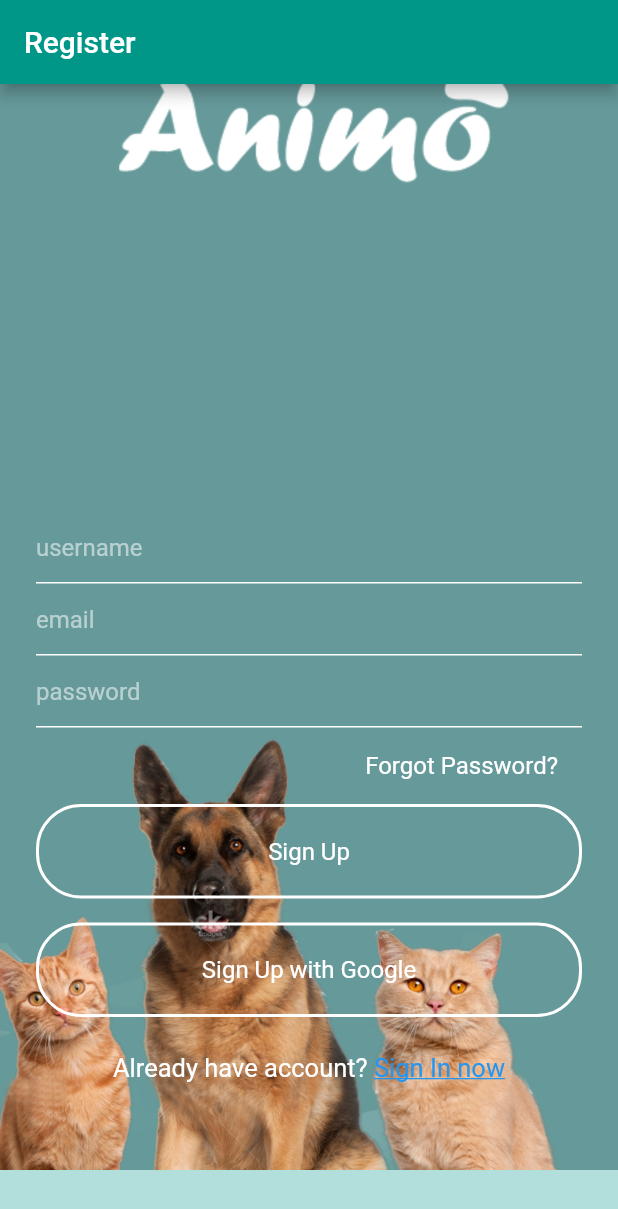
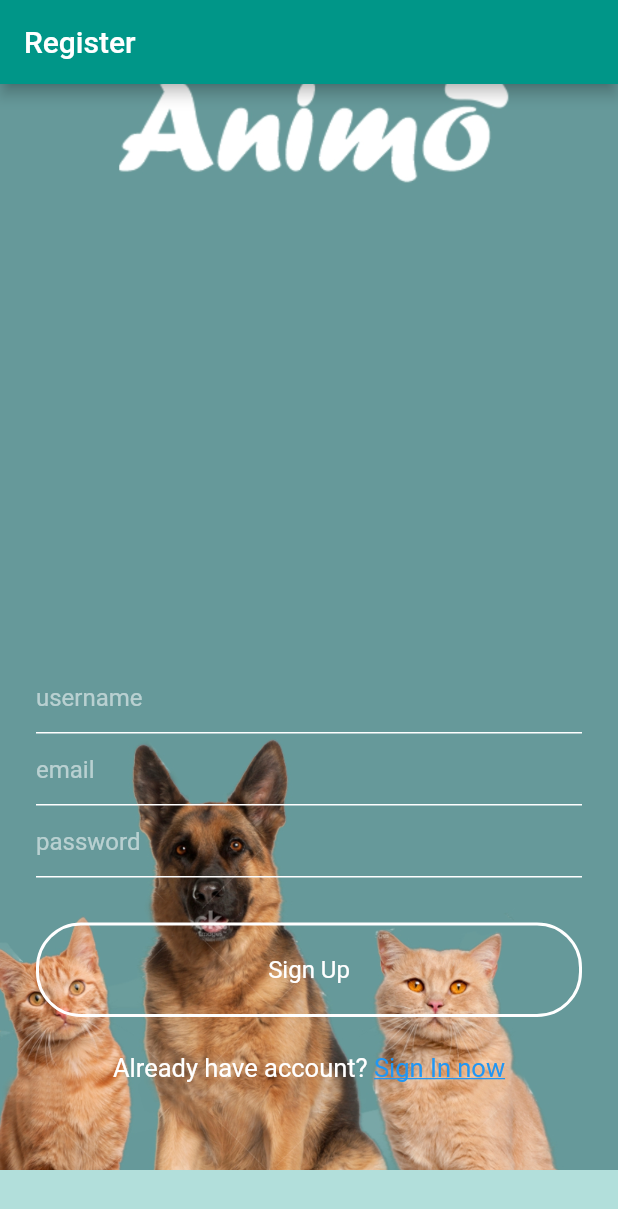
Before and after one commit to PrayogaBismaPutraSeza/animoProyek, a Flutter app: the screen it shows after launch, after a tap on "Sign In", after a tap on "Register now", on a phone screen of 412 x 824 dp. Shown: the top 1209 px of the screen. Run offline on Flutter 3.47's test engine with Material 2 defaults, Android fonts, the phone set to English and light mode, and no system bars; our stand-ins replace cloud_firestore, firebase_auth, google_maps_flutter, shared_preferences; accounts and stored records are empty; Roboto replaces fonts that are missing (OverpassRegular).

Commit message:
forgot password

```diff
--- a/lib/view/signin.dart
+++ b/lib/view/signin.dart
@@ -156,23 +156,6 @@ class _SignInState extends State<SignIn> {
                     ),
                   ),
                   SizedBox(height: 16,),
-                  Container(
-                    alignment: Alignment.center,
-                    width: MediaQuery.of(context).size.width,
-                    padding: EdgeInsets.symmetric(vertical: 20),
-                    decoration: BoxDecoration(
-                      border: Border.all(
-                        color: Colors.white,
-                        width: 2,
-                      ),
-                      borderRadius: BorderRadius.circular(30),
-                    ),
-                    child: Text("Sign In with Google", style: TextStyle(
-                      color: Colors.white,
-                      fontSize: 16,
-                    ),),
-                  ),
-                  SizedBox(height: 16,),
                   Row(
                     mainAxisAlignment: MainAxisAlignment.center,
                     children: [
--- a/lib/view/singup.dart
+++ b/lib/view/singup.dart
@@ -112,15 +112,7 @@ class _SignUpState extends State<SignUp> {
                         ],
                       ),
                   ),
-                  SizedBox(height: 8,),
-                  Container(
-                    alignment: Alignment.centerRight,
-                    child: Container(
-                      padding: EdgeInsets.symmetric(horizontal: 16,vertical: 8),
-                      child: Text("Forgot Password?", style: simpleTextStyle(),),
-                    ),
-                  ),
-                  SizedBox(height: 8,),
+                  SizedBox(height: 30,),
                   GestureDetector(
                     onTap: (){
                       signMeUp();
@@ -138,23 +130,6 @@ class _SignUpState extends State<SignUp> {
                     ),
                       child: Text("Sign Up", style: simpleTextStyle(),),
                     ),
-                  ),
-                  SizedBox(height: 16,),
-                  Container(
-                    alignment: Alignment.center,
-                    width: MediaQuery.of(context).size.width,
-                    padding: EdgeInsets.symmetric(vertical: 20),
-                    decoration: BoxDecoration(
-                      border: Border.all(
-                        color: Colors.white,
-                        width: 2,
-                      ),
-                      borderRadius: BorderRadius.circular(30),
-                    ),
-                    child: Text("Sign Up with Google", style: TextStyle(
-                      color: Colors.white,
-                      fontSize: 16,
-                    ),),
                   ),
                   SizedBox(height: 16,),
                   Row(
```
Also changed, not shown: lib/view/forgetpassword.dart (+40 -1 lines), lib/view/search.dart (+12 -12 lines), pubspec.lock.
